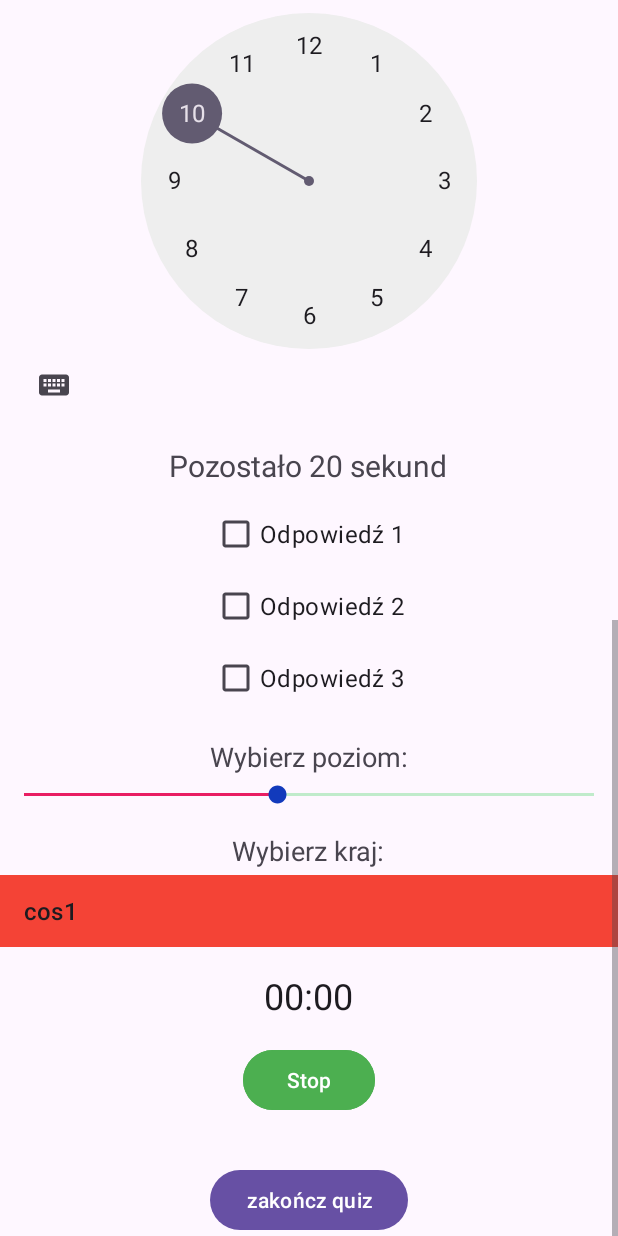
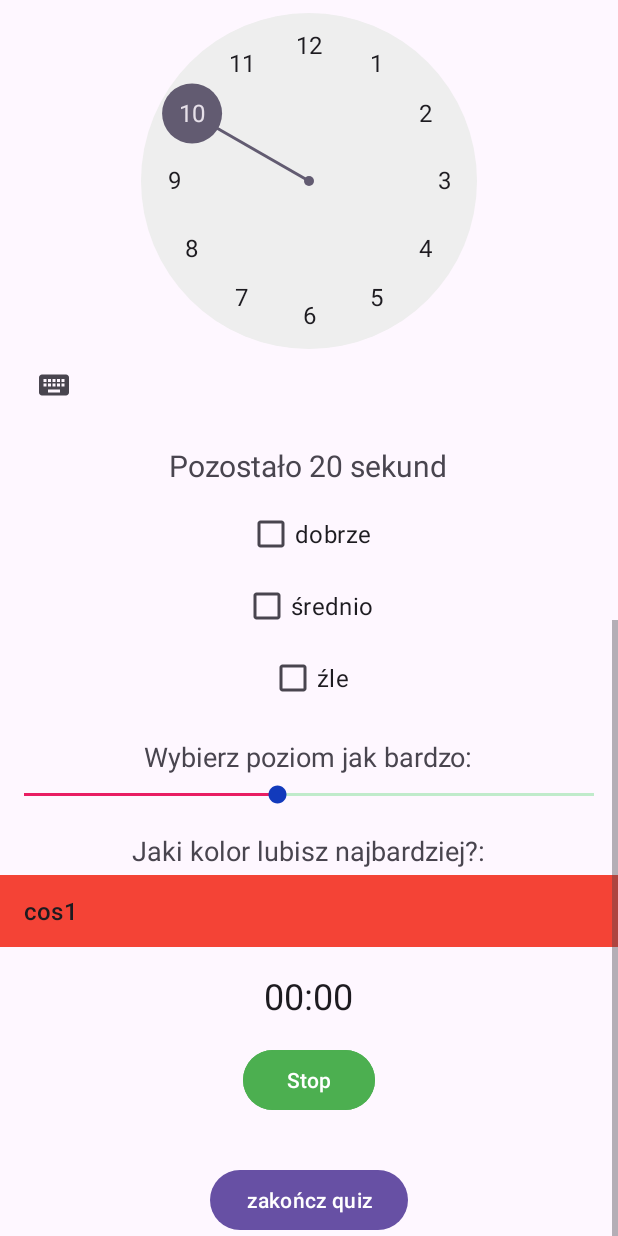
Before and after one commit to probula/PersonalityQuiz, an Android app: the screen it shows after launch (MainActivity), scrolled down 828 dp, on a phone screen of 412 x 824 dp. Run offline under Robolectric (Android 15) with nearby library versions, the phone set to English and light mode, and no system bars.

```diff
--- a/app/src/main/res/layout/activity_main.xml
+++ b/app/src/main/res/layout/activity_main.xml
@@ -74,7 +74,7 @@
             android:id="@+id/timerCounter"
             android:layout_width="wrap_content"
             android:layout_height="wrap_content"
-            android:text="Wybierz odpowiedzi (czas na udzielenie odp. 15s):"
+            android:text="Jak sie dziś czujesz? (czas na udzielenie odp. 30s):"
             android:textSize="20sp"
             android:layout_marginBottom="8dp" />
 
@@ -83,21 +83,21 @@
             android:id="@+id/checkboxOne"
             android:layout_width="wrap_content"
             android:layout_height="wrap_content"
-            android:text="Odpowiedź 1"
+            android:text="dobrze"
             android:textSize="16sp" />
 
         <CheckBox
             android:id="@+id/checkboxTwo"
             android:layout_width="wrap_content"
             android:layout_height="wrap_content"
-            android:text="Odpowiedź 2"
+            android:text="średnio"
             android:textSize="16sp" />
 
         <CheckBox
             android:id="@+id/checkboxThree"
             android:layout_width="wrap_content"
             android:layout_height="wrap_content"
-            android:text="Odpowiedź 3"
+            android:text="źle"
             android:textSize="16sp"
             android:layout_marginBottom="16dp" />
 
@@ -105,7 +105,7 @@
         <TextView
             android:layout_width="wrap_content"
             android:layout_height="wrap_content"
-            android:text="Wybierz poziom:"
+            android:text="Wybierz poziom jak bardzo:"
             android:textSize="18sp"
             android:layout_marginBottom="4dp" />
 
@@ -125,7 +125,7 @@
         <TextView
             android:layout_width="wrap_content"
             android:layout_height="wrap_content"
-            android:text="Wybierz kraj:"
+            android:text="Jaki kolor lubisz najbardziej?:"
             android:textSize="18sp"
             android:layout_marginBottom="4dp" />
 
--- a/app/src/main/res/layout/activity_summary.xml
+++ b/app/src/main/res/layout/activity_summary.xml
@@ -63,6 +63,7 @@
         android:layout_height="wrap_content"
         android:text="opis osobowości:"
         android:gravity="center_horizontal"
+        android:id="@+id/opis"
         />
 
 
```
Also changed, not shown: app/src/main/java/com/example/personality_quiz/MainActivity.kt (+21 -5 lines), app/src/main/java/com/example/personality_quiz/SummaryActivity.kt (+21 -0 lines).
